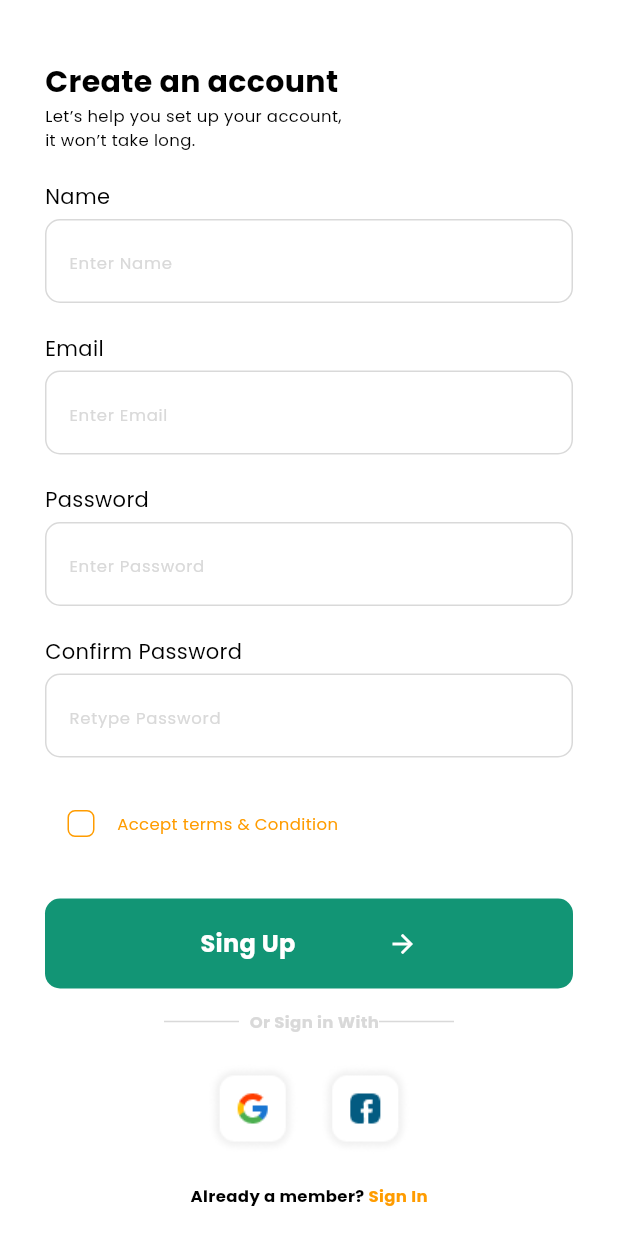
After one commit to hugedreamhd/recipe_app, a Flutter app: the SignUpScreen screen opened by its route, on a phone screen of 412 x 824 dp. The commit adds this screen. Run offline on Flutter 3.47's test engine with Material 3 defaults, Android fonts, the phone set to English and light mode, and no system bars; our stand-ins replace go_router.

Commit message:
feat: create Sign up page - sign up 페이지 생성 - statefulwidget으로 변경 후 checkbox 상태관리 수정 - sign in 글자를 gesturedetector로 감싸고 context.go로 이동

```diff
--- a/lib/core/routing/router.dart
+++ b/lib/core/routing/router.dart
@@ -2,6 +2,7 @@ import 'package:flutter/material.dart';
 import 'package:go_router/go_router.dart';
 import 'package:recipe_app/presentation/saved_recipes/saved_recipes_screen.dart';
 import 'package:recipe_app/presentation/sign_in/sign_in_screen.dart';
+import 'package:recipe_app/presentation/sign_up/sign_up_screen.dart';
 import 'package:recipe_app/presentation/splash_screen/splash_screen.dart';
 
 import '../data/repository/mock_bookmart_repository_impl.dart';
@@ -15,7 +16,7 @@ final router = GoRouter(
     GoRoute(
       path: '/Splash_Screen',
       builder: (context, state) => SplashScreen(
-        onTapPressed: () {
+        onTapStartCooking: () {
           context.go('/Sign_In');
         },
       ),
@@ -23,6 +24,10 @@ final router = GoRouter(
     GoRoute(
       path: '/Sign_In',
       builder: (context, state) => const SignInScreen(),
+    ),
+    GoRoute(
+      path: '/Sign_Up',
+      builder: (context, state) => const SignUpScreen(),
     ),
     GoRoute(
       path: 'Saved_Recipes',
--- a/lib/presentation/sign_in/sign_in_screen.dart
+++ b/lib/presentation/sign_in/sign_in_screen.dart
@@ -1,4 +1,5 @@
 import 'package:flutter/material.dart';
+import 'package:go_router/go_router.dart';
 import 'package:recipe_app/core/presentation/components/big_button.dart';
 import 'package:recipe_app/core/presentation/components/input_field.dart';
 import 'package:recipe_app/ui/text_styles.dart';
@@ -53,7 +54,12 @@ class SignInScreen extends StatelessWidget {
               const SizedBox(
                 height: 20,
               ),
-              BigButton('Sing In', onPressed: () {}),
+              BigButton(
+                'Sing In',
+                onPressed: () {
+                  context.go('/Sign_Up');
+                },
+              ),
               const SizedBox(
                 height: 20,
               ),
--- /dev/null
+++ b/lib/presentation/sign_up/sign_up_screen.dart
@@ -0,0 +1,179 @@
+import 'package:flutter/material.dart';
+import 'package:go_router/go_router.dart';
+import 'package:recipe_app/core/presentation/components/big_button.dart';
+import 'package:recipe_app/core/presentation/components/input_field.dart';
+import 'package:recipe_app/ui/text_styles.dart';
+
+import '../../ui/color_styles.dart';
+
+class SignUpScreen extends StatefulWidget {
+  const SignUpScreen({super.key});
+
+  @override
+  State<SignUpScreen> createState() => _SignUpScreenState();
+}
+
+class _SignUpScreenState extends State<SignUpScreen> {
+  bool _isChecked = false;
+
+  @override
+  Widget build(BuildContext context) {
+    return Scaffold(
+      body: SafeArea(
+        child: SingleChildScrollView(
+          child: Padding(
+            padding: const EdgeInsets.all(30.0),
+            child: Column(
+              crossAxisAlignment: CrossAxisAlignment.start,
+              children: [
+                const SizedBox(
+                  height: 10,
+                ),
+                const Text(
+                  'Create an account',
+                  style: TextStyles.largeTextBold,
+                ),
+                const SizedBox(
+                  width: 200,
+                  child: Text(
+                    'Let’s help you set up your account, it won’t take long.',
+                    style: TextStyles.smallerTextReguler,
+                  ),
+                ),
+                const SizedBox(
+                  height: 20,
+                ),
+                const InputField(
+                  label: 'Name',
+                  placeholder: 'Enter Name',
+                ),
+                const SizedBox(
+                  height: 20,
+                ),
+                const InputField(
+                  label: 'Email',
+                  placeholder: 'Enter Email',
+                ),
+                const SizedBox(
+                  height: 20,
+                ),
+                const InputField(
+                  label: 'Password',
+                  placeholder: 'Enter Password',
+                ),
+                const SizedBox(
+                  height: 20,
+                ),
+                const InputField(
+                  label: 'Confirm Password',
+                  placeholder: 'Retype Password',
+                ),
+                const SizedBox(
+                  height: 20,
+                ),
+                Row(
+                  children: [
+                    Checkbox(
+                      shape: RoundedRectangleBorder(
+                        borderRadius: BorderRadius.circular(5),
+                      ),
+                      value: _isChecked,
+                      side: const BorderSide(
+                        color: ColorStyles.secondary100,
+                      ),
+                      activeColor: ColorStyles.secondary100,
+                      onChanged: (value) {
+                        setState(() {
+                          _isChecked = value!;
+                        });
+                      },
+                    ),
+                    Text(
+                      'Accept terms & Condition',
+                      style: TextStyles.smallerTextReguler.copyWith(
+                        color: ColorStyles.secondary100,
+                      ),
+                    )
+                  ],
+                ),
+                const SizedBox(
+                  height: 26,
+                ),
+                BigButton('Sing Up', onPressed: () {}),
+                const SizedBox(
+                  height: 14,
+                ),
+                Row(
+                  mainAxisAlignment: MainAxisAlignment.center,
+                  children: [
+                    Container(
+                      width: 50,
+                      height: 1,
+                      color: ColorStyles.gray4,
+                    ),
+                    const SizedBox(
+                      width: 7,
+                    ),
+                    Text(
+                      'Or Sign in With',
+                      style: TextStyles.smallerTextBold
+                          .copyWith(color: ColorStyles.gray4),
+                    ),
+                    Container(
+                      width: 50,
+                      height: 1,
+                      color: ColorStyles.gray4,
+                    ),
+                  ],
+                ),
+                const SizedBox(
+                  height: 20,
+                ),
+                Row(
+                  mainAxisAlignment: MainAxisAlignment.center,
+                  children: [
+                    Image.asset(
+                      'assets/images/google_button.png',
+                      width: 60,
+                      height: 60,
+                    ),
+                    const SizedBox(
+                      width: 15,
+                    ),
+                    Image.asset(
+                      'assets/images/facebook_button.png',
+                      width: 60,
+                      height: 60,
+                    ),
+                  ],
+                ),
+                const SizedBox(
+                  height: 20,
+                ),
+                Row(
+                  mainAxisAlignment: MainAxisAlignment.center,
+                  children: [
+                    const Text(
+                      '''Already a member? ''',
+                      style: TextStyles.smallerTextBold,
+                    ),
+                    GestureDetector(
+                      onTap: () {
+                        context.go('/Sign_In');
+                      },
+                      child: Text(
+                        'Sign In',
+                        style: TextStyles.smallerTextBold
+                            .copyWith(color: ColorStyles.secondary100),
+                      ),
+                    ),
+                  ],
+                ),
+              ],
+            ),
+          ),
+        ),
+      ),
+    );
+  }
+}
--- a/lib/presentation/splash_screen/splash_screen.dart
+++ b/lib/presentation/splash_screen/splash_screen.dart
@@ -5,11 +5,11 @@ import '../../ui/color_styles.dart';
 import '../../ui/text_styles.dart';
 
 class SplashScreen extends StatelessWidget {
-  final VoidCallback onTapPressed;
+  final VoidCallback onTapStartCooking;
 
   const SplashScreen({
     super.key,
-    required this.onTapPressed,
+    required this.onTapStartCooking,
   });
 
   @override
@@ -77,7 +77,7 @@ class SplashScreen extends StatelessWidget {
                   child: MediumButton(
                     'Start Cooking',
                     onPressed: () {
-                      onTapPressed();
+                      onTapStartCooking();
                     },
                   ),
                 ),
```
